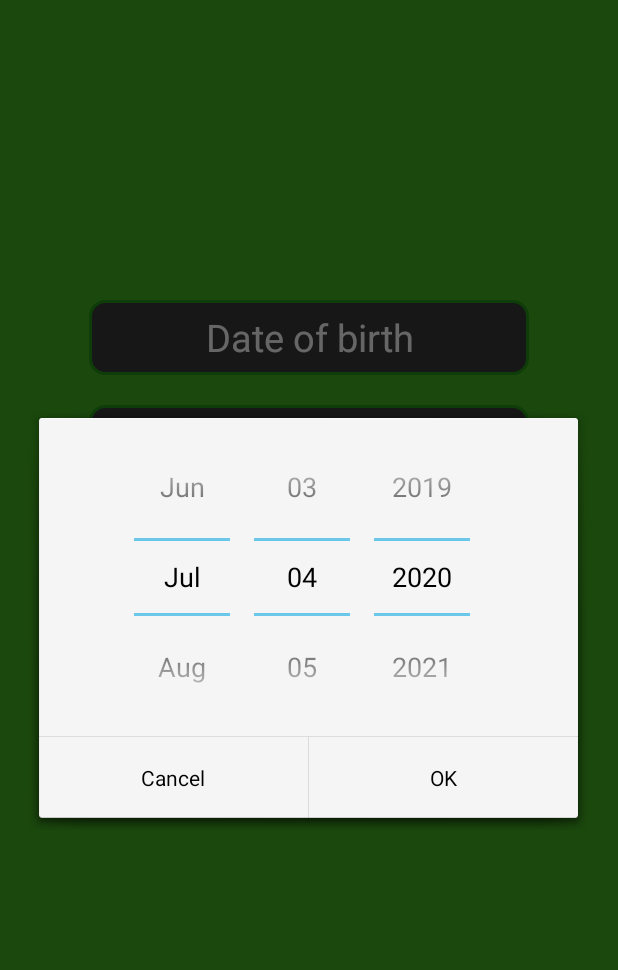
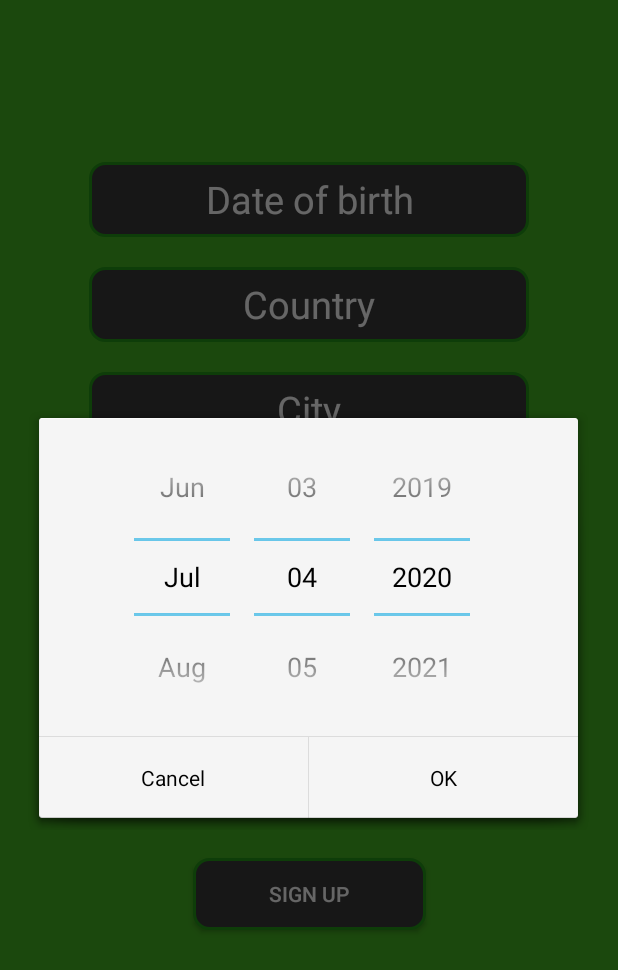
Before and after one commit to edinebunu/Node, an Android app: the UserData screen opened directly, with no data from a screen before it, after a tap on "Date of birth", on a phone screen of 412 x 824 dp. Shown: the top 970 px of the screen. Run offline under Robolectric (Android 15) with nearby library versions, the phone set to English and light mode, and no system bars.

Commit message:
Signup Finished

```diff
--- a/app/build.gradle
+++ b/app/build.gradle
@@ -35,6 +35,7 @@ dependencies {
     implementation 'androidx.cardview:cardview:1.0.0'
     implementation 'de.hdodenhof:circleimageview:3.1.0'
     implementation 'com.google.firebase:firebase-storage:19.1.1'
+    implementation 'com.google.firebase:firebase-firestore:17.1.2'
     testImplementation 'junit:junit:4.12'
     androidTestImplementation 'androidx.test.ext:junit:1.1.1'
     androidTestImplementation 'androidx.test.espresso:espresso-core:3.2.0'
--- a/app/src/main/java/com/example/nodedpit/SignUpActivity.java
+++ b/app/src/main/java/com/example/nodedpit/SignUpActivity.java
@@ -101,8 +101,8 @@ public class SignUpActivity extends AppCompatActivity {
                                 final Intent intent = new Intent(SignUpActivity.this, UserData.class);
 
                                     intent.putExtra("UID",mUid);
-                                    intent.putExtra("Name", mName.toString());
-                                    intent.putExtra("LastName", mLastName.toString());
+                                    intent.putExtra("Name", mName.getText().toString());
+                                    intent.putExtra("LastName", mLastName.getText().toString());
                                     handleUpload(mPicture, intent);
 
                             } else {
--- a/app/src/main/java/com/example/nodedpit/UserData.java
+++ b/app/src/main/java/com/example/nodedpit/UserData.java
@@ -1,17 +1,21 @@
 package com.example.nodedpit;
 
 import android.app.DatePickerDialog;
+import android.content.Intent;
 import android.graphics.Color;
 import android.graphics.drawable.ColorDrawable;
 import android.os.Bundle;
 import android.util.Log;
 import android.view.View;
+import android.widget.Button;
 import android.widget.DatePicker;
 import android.widget.EditText;
 import android.widget.TextView;
 import android.widget.Toast;
 
 import androidx.appcompat.app.AppCompatActivity;
+
+import com.example.nodedpit.Firebsae.UserProfile;
 
 import java.util.Calendar;
 
@@ -25,6 +29,11 @@ public class UserData extends AppCompatActivity {
     EditText mCountry;
     EditText mCity;
     EditText mHobby;
+    Button signUp;
+
+    String mUid;
+    String mName;
+    String mLastName;
 
     @Override
     protected void onCreate(Bundle savedInstanceState) {
@@ -37,9 +46,9 @@ public class UserData extends AppCompatActivity {
             @Override
             public void onClick(View view) {
                 Calendar cal = Calendar.getInstance();
-                int year = cal.get(Calendar.YEAR);
-                int month = cal.get(Calendar.MONTH);
-                int day = cal.get(Calendar.DAY_OF_MONTH);
+                final int year = cal.get(Calendar.YEAR);
+                final int month = cal.get(Calendar.MONTH);
+                final int day = cal.get(Calendar.DAY_OF_MONTH);
 
                 DatePickerDialog dialog = new DatePickerDialog(
                         UserData.this,
@@ -48,6 +57,28 @@ public class UserData extends AppCompatActivity {
                         year,month,day);
                 dialog.getWindow().setBackgroundDrawable(new ColorDrawable(Color.TRANSPARENT));
                 dialog.show();
+
+                signUp = (Button) findViewById(R.id.signUpBtn);
+                signUp.setOnClickListener(new View.OnClickListener() {
+                    @Override
+                    public void onClick(View view) {
+
+                        mCity = (EditText) findViewById(R.id.Cityid);
+                        String cityString = mCity.getText().toString();
+
+                        mCountry = (EditText) findViewById(R.id.Countryid);
+                        String countryString = mCountry.getText().toString();
+
+                        UserProfile p = new UserProfile();
+                        p.createSignUp(mName,mLastName,mUid,cityString,countryString,day,month,year);
+                    }
+                });
+
+                Intent intent = getIntent();
+                mUid = intent.getStringExtra("UID");
+                mName = intent.getStringExtra("Name");
+                mLastName = intent.getStringExtra("LastName");
+
             }
         });
 
@@ -84,8 +115,7 @@ public class UserData extends AppCompatActivity {
             }
         };
 
-        mCountry = (EditText) findViewById(R.id.Countryid);
-        mCity = (EditText) findViewById(R.id.Cityid);
         mHobby = (EditText) findViewById(R.id.Hobbyid);
+
     }
 }
--- a/app/src/main/res/layout/activity_user_data.xml
+++ b/app/src/main/res/layout/activity_user_data.xml
@@ -22,9 +22,12 @@
         android:id="@+id/Dateid"
         android:layout_width="wrap_content"
         android:layout_height="50dp"
-        android:layout_marginTop="200dp"
+        android:layout_centerHorizontal="true"
+        android:layout_centerVertical="true"
+        android:layout_marginTop="108dp"
         android:background="@drawable/roundedtext"
         android:ems="10"
+        android:gravity="center_vertical|center_horizontal"
         android:hint="Date of birth"
         android:text="Date of birth"
         android:textAlignment="center"
@@ -33,11 +36,7 @@
         android:textSize="25sp"
         app:layout_constraintEnd_toEndOf="parent"
         app:layout_constraintStart_toStartOf="parent"
-        app:layout_constraintTop_toTopOf="@id/view6"
-        android:layout_centerHorizontal="true"
-        android:layout_centerVertical="true"
-        android:gravity="center_vertical|center_horizontal"
-        />
+        app:layout_constraintTop_toTopOf="@id/view6" />
 
     <EditText
         android:id="@+id/Countryid"
@@ -90,4 +89,15 @@
         app:layout_constraintStart_toStartOf="parent"
         app:layout_constraintTop_toBottomOf="@+id/Cityid" />
 
+    <Button
+        android:id="@+id/signUpBtn"
+        android:layout_width="155dp"
+        android:layout_height="wrap_content"
+        android:background="@drawable/roundedtext"
+        android:text="Sign Up"
+        app:layout_constraintBottom_toBottomOf="parent"
+        app:layout_constraintEnd_toEndOf="parent"
+        app:layout_constraintStart_toStartOf="parent"
+        app:layout_constraintTop_toBottomOf="@+id/Hobbyid" />
+
 </androidx.constraintlayout.widget.ConstraintLayout>
```
Also changed, not shown: app/src/main/java/com/example/nodedpit/Firebsae/UserProfile.java (+33 -0 lines).
